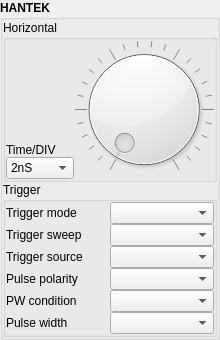
Above: config.ui from anatoltrush/OscillO before the change. Below: the same form after it.
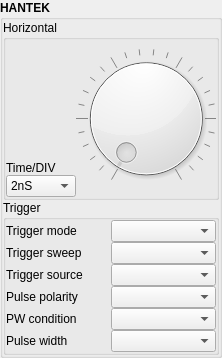
That is the form after the change.

What changed in the file:
```diff
--- a/config.ui
+++ b/config.ui
@@ -6,8 +6,8 @@
    <rect>
     <x>0</x>
     <y>0</y>
-    <width>220</width>
-    <height>340</height>
+    <width>222</width>
+    <height>358</height>
    </rect>
   </property>
   <property name="windowTitle">
@@ -350,25 +350,12 @@
           <number>0</number>
          </property>
          <item row="0" column="0">
-          <widget class="QLabel" name="label">
-           <property name="text">
-            <string>Trigger mode</string>
+          <layout class="QGridLayout" name="gLTrigger">
+           <property name="spacing">
+            <number>0</number>
            </property>
-          </widget>
-         </item>
-         <item row="1" column="0">
-          <widget class="QLabel" name="label_2">
-           <property name="text">
-            <string>Trigger sweep</string>
-           </property>
-          </widget>
-         </item>
-         <item row="5" column="0">
-          <widget class="QLabel" name="label_6">
-           <property name="text">
-            <string>Pulse width</string>
-           </property>
-          </widget>
+           <item row="1" column="1">
+            <widget class="QComboBox" name="comboBox_2"/>
          </item>
          <item row="4" column="0">
           <widget class="QLabel" name="label_5">
@@ -377,13 +364,16 @@
            </property>
           </widget>
          </item>
-         <item row="3" column="0">
-          <widget class="QLabel" name="label_4">
+           <item row="1" column="0">
+            <widget class="QLabel" name="label_2">
            <property name="text">
-            <string>Pulse polarity</string>
+              <string>Trigger sweep</string>
            </property>
           </widget>
          </item>
+           <item row="2" column="1">
+            <widget class="QComboBox" name="cBTrigSrc"/>
+           </item>
          <item row="2" column="0">
           <widget class="QLabel" name="label_3">
            <property name="text">
@@ -394,11 +384,26 @@
          <item row="0" column="1">
           <widget class="QComboBox" name="comboBox"/>
          </item>
-         <item row="1" column="1">
-          <widget class="QComboBox" name="comboBox_2"/>
-         </item>
-         <item row="2" column="1">
-          <widget class="QComboBox" name="cBTrigSrc"/>
+           <item row="3" column="0">
+            <widget class="QLabel" name="label_4">
+             <property name="text">
+              <string>Pulse polarity</string>
+             </property>
+            </widget>
+           </item>
+           <item row="0" column="0">
+            <widget class="QLabel" name="label">
+             <property name="text">
+              <string>Trigger mode</string>
+             </property>
+            </widget>
+           </item>
+           <item row="5" column="0">
+            <widget class="QLabel" name="label_6">
+             <property name="text">
+              <string>Pulse width</string>
+             </property>
+            </widget>
          </item>
          <item row="3" column="1">
           <widget class="QComboBox" name="comboBox_4"/>
@@ -408,6 +413,8 @@
          </item>
          <item row="5" column="1">
           <widget class="QComboBox" name="comboBox_6"/>
+           </item>
+          </layout>
          </item>
         </layout>
        </widget>
```
Left out of the diff: 4 changed lines with no effect on the pictures. Lines whose indentation alone changed are shown as unchanged.
